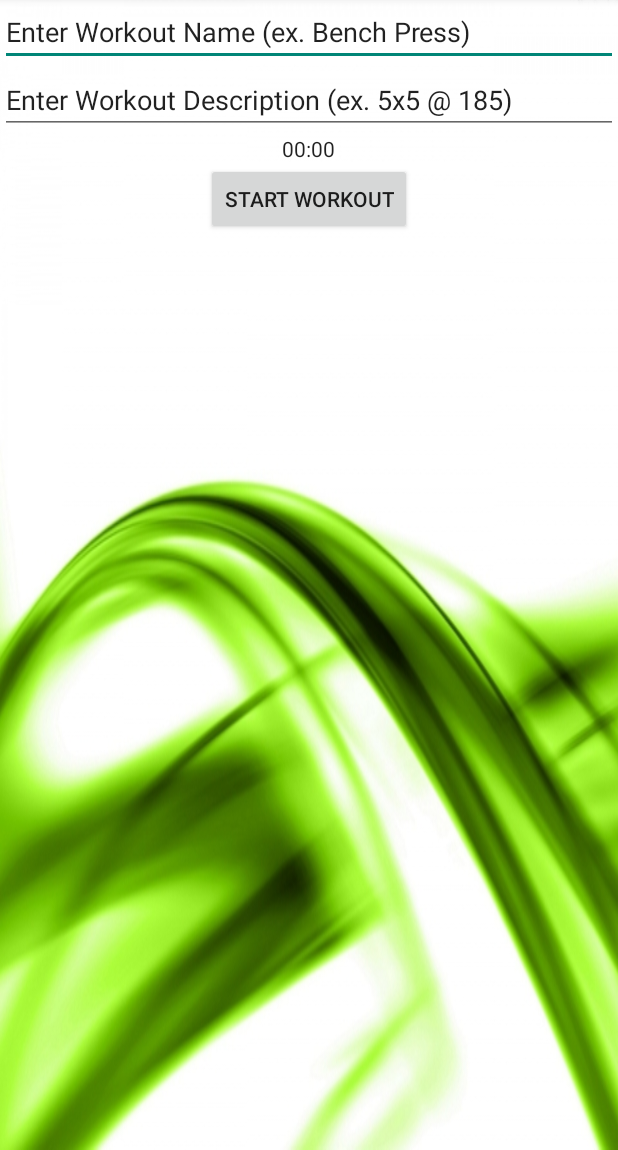
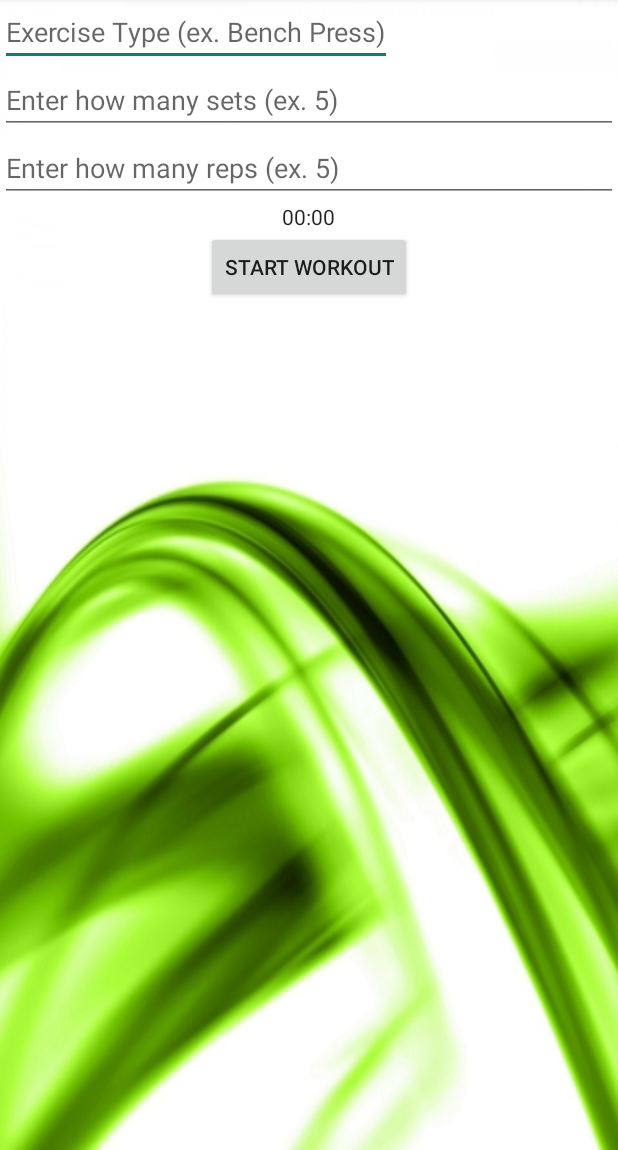
Before and after one commit to dylanschultzie/AvatarFitness, an Android app: the fragment WorkoutFragment placed in its activity, with the options menu open, on a phone screen of 412 x 824 dp, the part 86-1236 px from its top. Run offline under Robolectric (Android 15) with nearby library versions, the phone set to English and light mode, and no system bars; 2 statements that could not run were skipped.

Commit message:
Changed Workout a bit. This will make it so statistics class is not needed.

```diff
--- a/AvatarFitness/app/src/main/java/com/example/dylan/avatarfitness/Activities/LoginActivity.java
+++ b/AvatarFitness/app/src/main/java/com/example/dylan/avatarfitness/Activities/LoginActivity.java
@@ -379,7 +379,7 @@ public class LoginActivity extends PlusBaseActivity implements LoaderCallbacks<C
                                     try{
                                         finish();
                                         db = new DatabaseManager(mContext);
-                                        mUser=db.InsertUser(mUser);
+                                        mUser = db.InsertUser(mUser);
                                         Toast myToast = Toast.makeText(mContext,R.string.updating, Toast.LENGTH_SHORT);
                                         myToast.show();
                                         Intent myIntent = new Intent(LoginActivity.this,MainActivity.class);
--- a/AvatarFitness/app/src/main/java/com/example/dylan/avatarfitness/Activities/MainActivity.java
+++ b/AvatarFitness/app/src/main/java/com/example/dylan/avatarfitness/Activities/MainActivity.java
@@ -44,8 +44,11 @@ public class MainActivity extends ActionBarActivity
     protected void onCreate(Bundle savedInstanceState) {
         super.onCreate(savedInstanceState);
         setContentView(R.layout.activity_main);
-        Intent mIntent = getIntent();
-        int userID = mIntent.getIntExtra("userID", 0);
+        Bundle extras = getIntent().getExtras();
+        long userID = 0;
+        if (extras != null) {
+            userID = extras.getLong("userID");
+        }
         db = new DatabaseManager(this);
         mUser = db.GetUserByID(userID);
 
--- a/AvatarFitness/app/src/main/java/com/example/dylan/avatarfitness/Fragments/MapFragment.java
+++ b/AvatarFitness/app/src/main/java/com/example/dylan/avatarfitness/Fragments/MapFragment.java
@@ -67,7 +67,6 @@ public class MapFragment extends Fragment implements LocationListener {
         mDistanceTravelledTextView = (TextView) thisView.findViewById(R.id.distanceTextView);
         mStartButton = (Button) thisView.findViewById(R.id.StartMapsButton);
         mStopButton = (Button) thisView.findViewById(R.id.StopMapsButton);
-        mChrono = (Chronometer) thisView.findViewById(R.id.RunLengthChrono);
         mListLength = 0;
         mOngoingDistanceTravelled = 0;
         mElapsedMillis = 0;
@@ -118,7 +117,7 @@ public class MapFragment extends Fragment implements LocationListener {
             }
         });
 
-
+        mChrono = (Chronometer) thisView.findViewById(R.id.RunLengthChrono);
         return thisView;
     }
     public void StartRun(){
--- a/AvatarFitness/app/src/main/java/com/example/dylan/avatarfitness/Fragments/WorkoutFragment.java
+++ b/AvatarFitness/app/src/main/java/com/example/dylan/avatarfitness/Fragments/WorkoutFragment.java
@@ -8,9 +8,12 @@ import android.support.v4.app.Fragment;
 import android.view.LayoutInflater;
 import android.view.View;
 import android.view.ViewGroup;
+import android.widget.ArrayAdapter;
+import android.widget.AutoCompleteTextView;
 import android.widget.Button;
 import android.widget.Chronometer;
 import android.widget.EditText;
+import android.widget.Spinner;
 
 import com.example.dylan.avatarfitness.Objects.Workout;
 import com.example.dylan.avatarfitness.Objects.iWorkout;
@@ -44,7 +47,6 @@ public class WorkoutFragment extends Fragment {
     }
 
     public WorkoutFragment() {
-        // Required empty public constructor
     }
 
     @Override
@@ -58,10 +60,17 @@ public class WorkoutFragment extends Fragment {
     public View onCreateView(LayoutInflater inflater, ViewGroup container,
                              Bundle savedInstanceState) {
         View thisView = inflater.inflate(R.layout.fragment_workout, container, false);
+        final AutoCompleteTextView exerciseTypeEditText = (AutoCompleteTextView) thisView.findViewById(R.id.ExerciseTypeAutoText);
+        final EditText workoutSets = (EditText) thisView.findViewById(R.id.SetsEditText);
+        final EditText workoutReps = (EditText) thisView.findViewById(R.id.RepsEditText);
+        final Button startTimer = (Button) thisView.findViewById(R.id.StartWorkoutButton);
 
-        final EditText workoutName = (EditText) thisView.findViewById(R.id.WorkoutName);
-        final EditText workoutDescription = (EditText) thisView.findViewById(R.id.WorkoutDescription);
-        final Button startTimer = (Button) thisView.findViewById(R.id.StartWorkoutButton);
+        //auto complete for exercise type
+        ArrayAdapter<String> exerciseTypeAdapter = new ArrayAdapter<String>(thisView.getContext(),
+                android.R.layout.simple_dropdown_item_1line,getResources().getStringArray(R.array.exerciseType));
+        exerciseTypeEditText.setAdapter(exerciseTypeAdapter);
+
+
         startTimer.setOnClickListener(new View.OnClickListener() {
             @Override
             public void onClick(View v)
@@ -76,8 +85,11 @@ public class WorkoutFragment extends Fragment {
                     mRunningChrono = false;
                     mElapsedChrono.stop();
                     mElapsedMillis = SystemClock.elapsedRealtime() - mElapsedChrono.getBase();
-                    mListener.SaveWorkout( new Workout( workoutName.getText().toString(),
-                            workoutDescription.getText().toString(), mElapsedMillis,
+                    mElapsedMillis /= 1000;
+                    mListener.SaveWorkout( new Workout( Integer.parseInt(workoutSets.getText().toString()),
+                            Integer.parseInt(workoutReps.getText().toString()),
+                            exerciseTypeEditText.toString(),
+                            mElapsedMillis,
                             new Date()));
                     startTimer.setText("Start Workout");
                 }
--- a/AvatarFitness/app/src/main/java/com/example/dylan/avatarfitness/Managers/DatabaseManager.java
+++ b/AvatarFitness/app/src/main/java/com/example/dylan/avatarfitness/Managers/DatabaseManager.java
@@ -7,6 +7,8 @@ import android.database.sqlite.SQLiteDatabase;
 import android.database.sqlite.SQLiteOpenHelper;
 
 import com.example.dylan.avatarfitness.Objects.User;
+
+import java.io.File;
 
 /**
  * Created by Dylan on 2/22/2015.
@@ -19,8 +21,8 @@ public class DatabaseManager extends SQLiteOpenHelper {
         super(context, DATABASE_NAME, null, DATABASE_VERSION);
         getWritableDatabase();
 
-        //File dbFile = context.getDatabasePath(DATABASE_NAME);
-        //dbFile.delete();
+//        File dbFile = context.getDatabasePath(DATABASE_NAME);
+//        dbFile.delete();
     }
 
     @Override
@@ -29,6 +31,7 @@ public class DatabaseManager extends SQLiteOpenHelper {
         db.execSQL(DatabaseContract.SQL_CREATE_USERS_TABLE);
         db.execSQL(DatabaseContract.SQL_CREATE_WORKOUTS_TABLE);
         db.execSQL(DatabaseContract.SQL_CREATE_ROUTES_TABLE);
+        db.execSQL(DatabaseContract.SQL_CREATE_EXERCISES_TABLE);
     }
 
     @Override
@@ -36,6 +39,7 @@ public class DatabaseManager extends SQLiteOpenHelper {
         db.execSQL(DatabaseContract.SQL_DELETE_USERS_TABLE);
         db.execSQL(DatabaseContract.SQL_DELETE_WORKOUTS_TABLE);
         db.execSQL(DatabaseContract.SQL_DELETE_ROUTES_TABLE);
+        db.execSQL(DatabaseContract.SQL_DELETE_EXERCISES_TABLE);
         onCreate(db);
     }
 
@@ -52,13 +56,15 @@ public class DatabaseManager extends SQLiteOpenHelper {
 
         User myUser = new User(0, username, password);
         if (cur.moveToFirst()){
-            do {
                 myUser.setUserID(cur.getLong(0));
-            } while (cur.moveToNext());
         }
         return myUser;
     }
-    public User GetUserByID(int userID){
+
+    public User GetUserByID(long userID){
+//        TODO: delete this line!
+        userID = 1;
+
         SQLiteDatabase readDB = this.getReadableDatabase();
         SQLiteDatabase writeDB = this.getWritableDatabase();
         ContentValues values = new ContentValues();
@@ -71,10 +77,12 @@ public class DatabaseManager extends SQLiteOpenHelper {
 
         User myUser = new User(userID,"","");
         if (cur.moveToFirst()){
-            do {
-                myUser.setUsername(cur.getString(0));
-                myUser.setPassword(cur.getString(1));
-            } while (cur.moveToNext());
+            myUser.setUsername(cur.getString(0));
+            myUser.setPassword(cur.getString(1));
+
+            cur = readDB.query(DatabaseContract.Workouts.TABLE_NAME,
+                    null, DatabaseContract.Workouts.COLUMN_NAME_USER_ID_FK + " = '" + myUser.getUserID() + "'",
+                    null, null, null, null);
         }
         return myUser;
     }
--- a/AvatarFitness/app/src/main/java/com/example/dylan/avatarfitness/Objects/User.java
+++ b/AvatarFitness/app/src/main/java/com/example/dylan/avatarfitness/Objects/User.java
@@ -10,18 +10,15 @@ public class User {
     private String mUsername;
     private String mPassword;
     private Avatar mAvatar;
-    private ArrayList<iStatistic> mStatistic;
     private ArrayList<iWorkout> mWorkouts;
 
     public User(){
-        mStatistic = new ArrayList<>();
         mWorkouts = new ArrayList<>();
     }
     public User( long userID, String username, String password ){
         mUserID = userID;
         mUsername = username;
         mPassword = password;
-        mStatistic = new ArrayList<>();
         mWorkouts = new ArrayList<>();
     }
     public void AddWorkout( iWorkout workout ){
--- a/AvatarFitness/app/src/main/java/com/example/dylan/avatarfitness/Objects/iStatistic.java
+++ /dev/null
@@ -1,7 +0,0 @@
-package com.example.dylan.avatarfitness.Objects;
-
-/**
- * Created by Dylan on 2/19/2015.
- */
-public interface iStatistic {
-}
--- a/AvatarFitness/app/src/main/res/layout/fragment_workout.xml
+++ b/AvatarFitness/app/src/main/res/layout/fragment_workout.xml
@@ -1,26 +1,55 @@
-<LinearLayout
-    xmlns:android="http://schemas.android.com/apk/res/android"
+<FrameLayout xmlns:android="http://schemas.android.com/apk/res/android"
     xmlns:tools="http://schemas.android.com/tools"
     android:layout_width="match_parent"
     android:layout_height="match_parent"
+    tools:context="com.example.dylan.avatarfitness.Fragments.AccountCreationFragment">
+
+
+    <LinearLayout
         android:orientation="vertical"
-    tools:context="com.example.dylan.avatarfitness.Fragments.WorkoutFragment">
+        android:layout_width="fill_parent"
+        android:layout_height="fill_parent">
+
+        <LinearLayout
+            android:orientation="horizontal"
+            android:layout_width="fill_parent"
+            android:layout_height="wrap_content">
+
+            <AutoCompleteTextView
+                android:layout_width="wrap_content"
+                android:layout_height="wrap_content"
+                android:id="@+id/ExerciseTypeAutoText"
+                android:hint="Exercise Type (ex. Bench Press)" />
+        </LinearLayout>
+
+        <LinearLayout
+            android:orientation="horizontal"
+            android:layout_width="fill_parent"
+            android:layout_height="wrap_content">
 
             <EditText
                 android:layout_width="match_parent"
                 android:layout_height="wrap_content"
-        android:id="@+id/WorkoutName"
+                android:id="@+id/SetsEditText"
                 android:layout_gravity="center_horizontal"
-        android:editable="true"
-        android:text="Enter Workout Name (ex. Bench Press)" />
+                android:hint="Enter how many sets (ex. 5)"
+                android:editable="true" />
+
+        </LinearLayout>
+
+        <LinearLayout
+            android:orientation="horizontal"
+            android:layout_width="fill_parent"
+            android:layout_height="wrap_content">
 
             <EditText
                 android:layout_width="match_parent"
                 android:layout_height="wrap_content"
-        android:id="@+id/WorkoutDescription"
+                android:id="@+id/RepsEditText"
                 android:layout_gravity="center_horizontal"
-        android:text="Enter Workout Description (ex. 5x5 @ 185)"
+                android:hint="Enter how many reps (ex. 5)"
                 android:editable="true" />
+        </LinearLayout>
 
         <Chronometer
             android:layout_width="wrap_content"
@@ -36,3 +65,4 @@
             android:layout_gravity="center_horizontal" />
 
     </LinearLayout>
+</FrameLayout>
--- a/AvatarFitness/app/src/main/res/values/strings.xml
+++ b/AvatarFitness/app/src/main/res/values/strings.xml
@@ -1,5 +1,20 @@
 <?xml version="1.0" encoding="utf-8"?>
 <resources>
+
+    <string-array name="exerciseType">
+        <item>Pull-ups</item>
+        <item>Push-ups</item>
+        <item>Frenchies</item>
+        <item>Bench Press</item>
+        <item>Squats</item>
+        <item>Sit-ups</item>
+        <item>Plank</item>
+        <item>Shoulder Press</item>
+        <item>Hangboard</item>
+        <item>Reverse Forearm Curls</item>
+        <item>Leg Lifts</item>
+        <item>Ring Circuits</item>
+    </string-array>
 
     <string name="app_name">AvatarFitness</string>
     <string name="Home">Home</string>
@@ -16,4 +31,5 @@
     <string name="updating">Updating</string>
     <string name="hello_blank_fragment">Hello blank fragment</string>
 
+
 </resources>
```
Also changed, not shown: AvatarFitness/app/src/main/AndroidManifest.xml (+11 -4 lines), AvatarFitness/app/src/main/java/com/example/dylan/avatarfitness/Fragments/StatisticsFragment.java (+0 -8 lines), AvatarFitness/app/src/main/java/com/example/dylan/avatarfitness/Managers/DatabaseContract.java (+25 -2 lines), AvatarFitness/app/src/main/java/com/example/dylan/avatarfitness/Objects/Statistic.java (deleted, +0 -7 lines), AvatarFitness/app/src/main/java/com/example/dylan/avatarfitness/Objects/Workout.java (+7 -14 lines), AvatarFitness/app/src/main/res/layout/fragment_statistics.xml (+75 -5 lines). Lines whose indentation alone changed are shown as unchanged.
